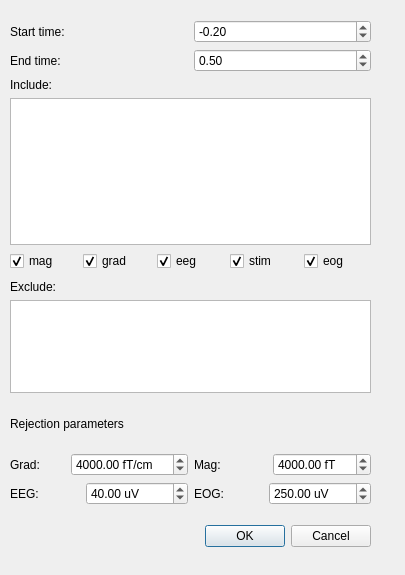
First picture: the form in hoksotin/ui/qt4Designer_ui_files/epochDialog.ui, repository cibr-jyu/meggie, before the edit.
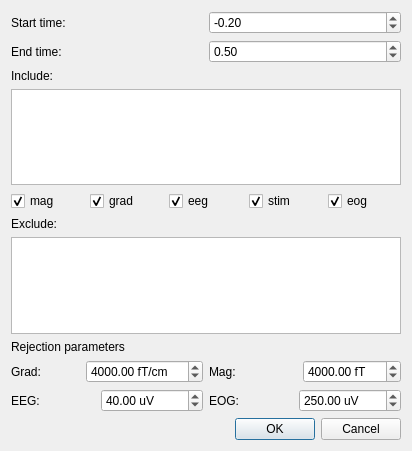
Second picture: the form after the edit.

What changed in the file:
```diff
--- a/hoksotin/ui/qt4Designer_ui_files/epochDialog.ui
+++ b/hoksotin/ui/qt4Designer_ui_files/epochDialog.ui
@@ -6,38 +6,15 @@
    <rect>
     <x>0</x>
     <y>0</y>
-    <width>405</width>
-    <height>575</height>
+    <width>412</width>
+    <height>451</height>
    </rect>
   </property>
   <property name="windowTitle">
    <string>Dialog</string>
   </property>
-  <widget class="QDialogButtonBox" name="buttonBox">
-   <property name="geometry">
-    <rect>
-     <x>30</x>
-     <y>520</y>
-     <width>341</width>
-     <height>32</height>
-    </rect>
-   </property>
-   <property name="orientation">
-    <enum>Qt::Horizontal</enum>
-   </property>
-   <property name="standardButtons">
-    <set>QDialogButtonBox::Cancel|QDialogButtonBox::Ok</set>
-   </property>
-  </widget>
-  <widget class="QWidget" name="layoutWidget">
-   <property name="geometry">
-    <rect>
-     <x>10</x>
-     <y>20</y>
-     <width>361</width>
-     <height>251</height>
-    </rect>
-   </property>
+  <layout class="QGridLayout" name="gridLayout">
+   <item row="0" column="0">
    <layout class="QVBoxLayout" name="verticalLayout_5">
     <item>
      <layout class="QVBoxLayout" name="verticalLayout_4">
@@ -160,16 +137,8 @@
      </layout>
     </item>
    </layout>
-  </widget>
-  <widget class="QWidget" name="layoutWidget">
-   <property name="geometry">
-    <rect>
-     <x>10</x>
-     <y>280</y>
-     <width>361</width>
-     <height>113</height>
-    </rect>
-   </property>
+   </item>
+   <item row="1" column="0">
    <layout class="QVBoxLayout" name="verticalLayout_2">
     <item>
      <widget class="QLabel" name="labelExclude">
@@ -182,16 +151,8 @@
      <widget class="QTextEdit" name="textEditExclude"/>
     </item>
    </layout>
-  </widget>
-  <widget class="QWidget" name="layoutWidget">
-   <property name="geometry">
-    <rect>
-     <x>10</x>
-     <y>400</y>
-     <width>361</width>
-     <height>105</height>
-    </rect>
-   </property>
+   </item>
+   <item row="2" column="0">
    <layout class="QVBoxLayout" name="verticalLayout_3">
     <item>
      <widget class="QLabel" name="labelRejections">
@@ -312,7 +273,18 @@
      </layout>
     </item>
    </layout>
-  </widget>
+   </item>
+   <item row="3" column="0">
+    <widget class="QDialogButtonBox" name="buttonBox">
+     <property name="orientation">
+      <enum>Qt::Horizontal</enum>
+     </property>
+     <property name="standardButtons">
+      <set>QDialogButtonBox::Cancel|QDialogButtonBox::Ok</set>
+     </property>
+    </widget>
+   </item>
+  </layout>
  </widget>
  <resources/>
  <connections>
```
Left out of the diff: 2 changed lines with no effect on the pictures. Lines whose indentation alone changed are shown as unchanged.
